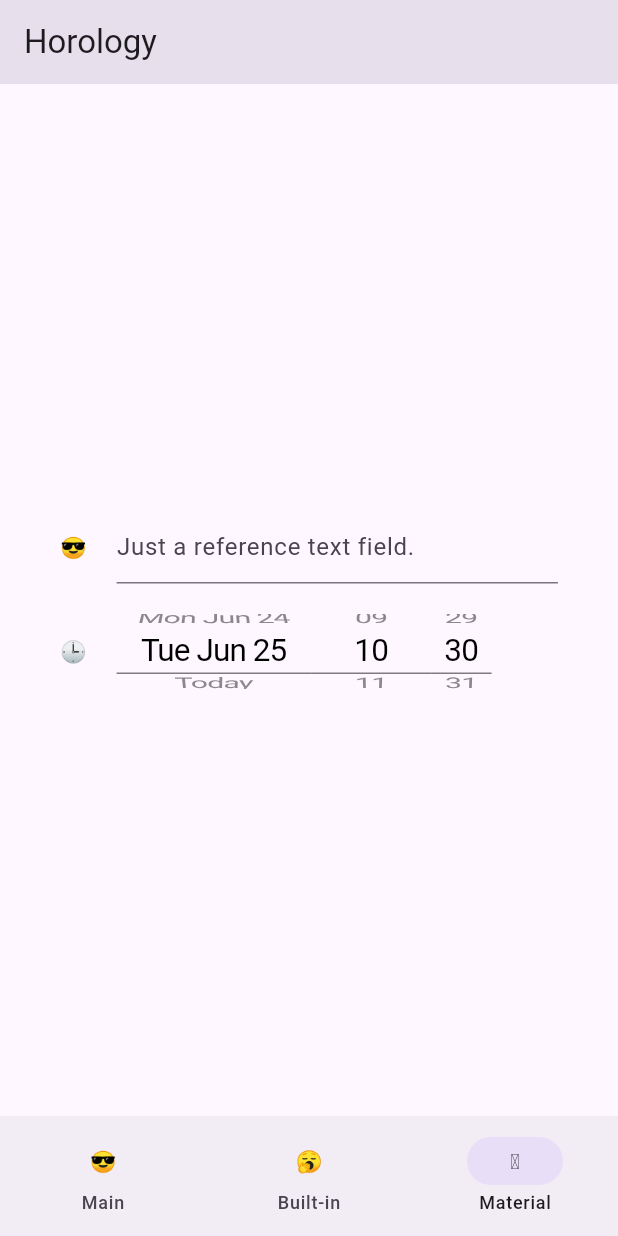
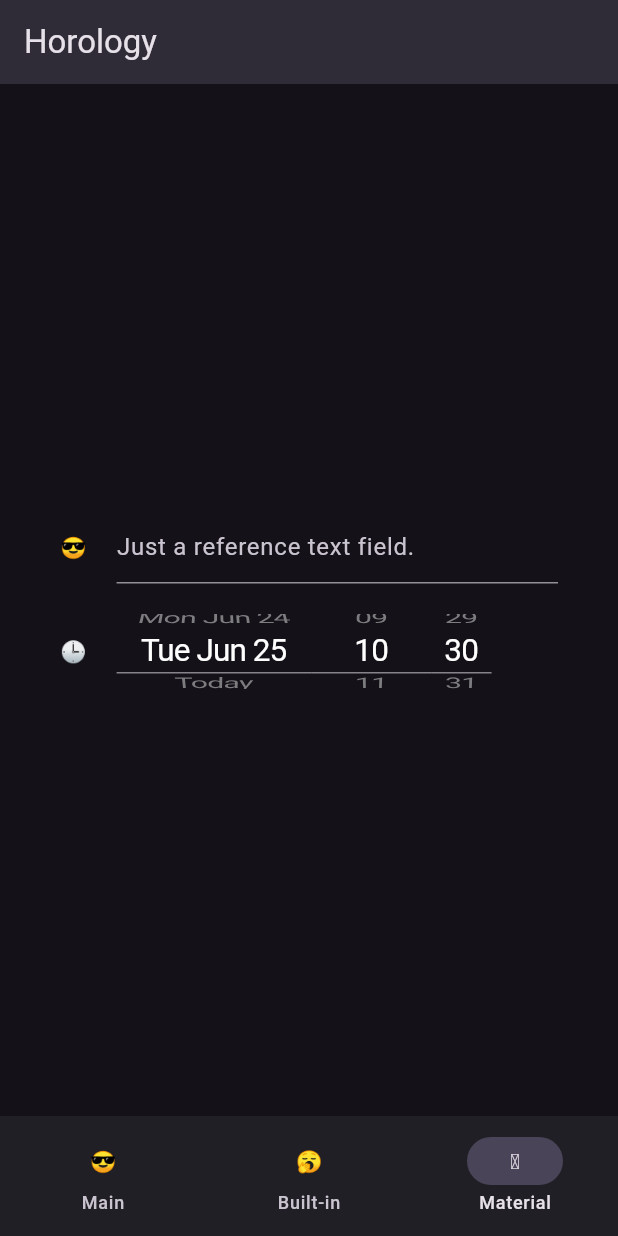
Before and after one commit to astorDev/horology, a Flutter app: the screen it shows after launch, item 3 of the bottom bar chosen, on a phone screen of 412 x 824 dp. Run offline on Flutter 3.47's test engine with Material 3 defaults, Android fonts, the light colour scheme and no system bars.

Commit message:
themed cupertino picker section overlay underline (#7)

```diff
--- a/flutter/lib/cupertino_picker_selection_overlay.dart
+++ b/flutter/lib/cupertino_picker_selection_overlay.dart
@@ -44,15 +44,20 @@ class CupertinoPickerSelectionOverlay extends StatelessWidget {
     );
   }
 
-  factory CupertinoPickerSelectionOverlay.underline({ double width = 0.5 }) {
+  factory CupertinoPickerSelectionOverlay.underline({ BuildContext? context, double width = 1, Color? color }) {
+    var underlineColor = color ??  themeUnderlineColor(context) ?? Color(0xFF000000);
+
     return CupertinoPickerSelectionOverlay(
       background: Colors.transparent,
       border: Border(
         bottom: BorderSide(
           width: width,
+          color: underlineColor,
         ),
       ),
       borderRadius: BorderRadius.zero
     );
   }
+
+  static Color? themeUnderlineColor(BuildContext? context) => context == null ? null : Theme.of(context).colorScheme.onSurface.withOpacity(0.55);
 }
--- a/flutter/lib/main.dart
+++ b/flutter/lib/main.dart
@@ -15,8 +15,7 @@ class HorologyPlaygroundApp extends StatelessWidget {
     return MaterialApp(
       title: 'Horology Playground',
       debugShowCheckedModeBanner: false,
-      theme: ThemeData(
-        colorScheme: ColorScheme.fromSeed(seedColor: Colors.deepPurple),
+      theme: ThemeData.dark(
         useMaterial3: true,
       ),
       home: const HorologyPlaygroundPage(),
--- a/flutter/lib/material_case.dart
+++ b/flutter/lib/material_case.dart
@@ -33,7 +33,7 @@ class MaterialCase extends StatelessWidget {
             SizedBox(
               height: 50,
               child: CupertinoDateTimePicker(
-                selectionOverlayBuilder: (context, position) => CupertinoPickerSelectionOverlay.underline(),
+                selectionOverlayBuilder: (context, position) => CupertinoPickerSelectionOverlay.underline(context: context),
                 initialDateTime: DateTime.now().add(Duration(days: -1)),
                 onSelectionChanged: (value) {
                   print(value);
```
